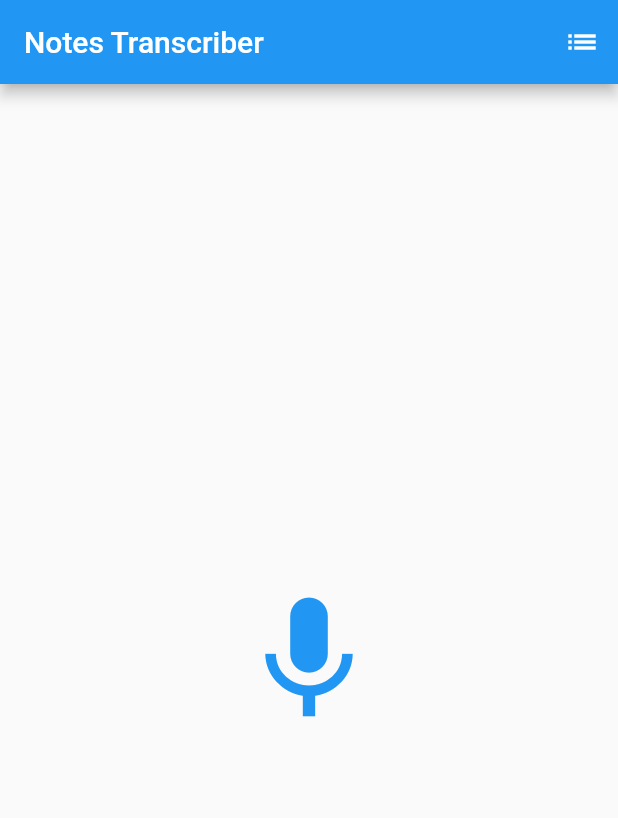
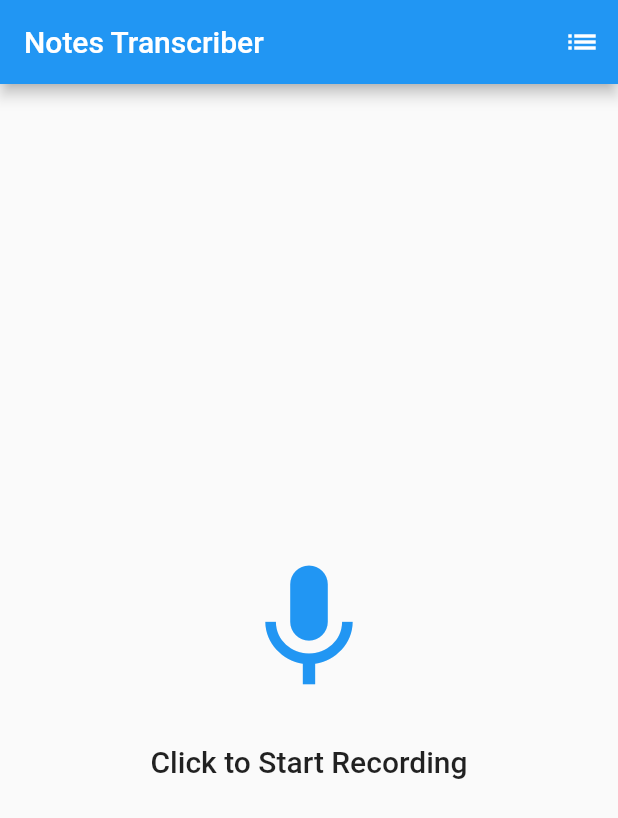
Before and after one commit to rahulroy96/audio-transcribe-ui, a Flutter app: the screen it shows after launch, on a phone screen of 412 x 824 dp. Shown: the top 818 px of the screen. Run offline on Flutter 3.47's test engine with Material 2 defaults, Android fonts, the phone set to English and light mode, and no system bars; our stand-ins replace just_audio, permission_handler; missing offline and left inert: audio_session, flutter_sound.

Commit message:
Added text indicators to the recording screen

```diff
--- a/lib/screens/recorder_screen/recorder_screen.dart
+++ b/lib/screens/recorder_screen/recorder_screen.dart
@@ -139,13 +139,13 @@ class RecordingScreenState extends State<RecordingScreen> {
       print('Transcribed Successfully');
 
       var data = jsonDecode(response.body);
-
+      if (context.mounted) {
         ScaffoldMessenger.of(context).showSnackBar(const SnackBar(
           backgroundColor: Color.fromRGBO(0, 255, 0, 0.5),
           content: Text('Transcribed successfully.'),
           duration: Duration(seconds: 3),
         ));
-
+      }
       setState(() {
         _hasTranscribed = true;
         _transcribedText = data["transcription"];
@@ -156,10 +156,12 @@ class RecordingScreenState extends State<RecordingScreen> {
 
       return true;
     } else {
+      if (context.mounted) {
         ScaffoldMessenger.of(context).showSnackBar(SnackBar(
           content: Text(response.body),
           duration: const Duration(seconds: 3),
         ));
+      }
       setState(() {
         _isUploading = false;
         _hasTranscribed = false;
@@ -167,8 +169,6 @@ class RecordingScreenState extends State<RecordingScreen> {
         _transcriptionId = -13;
       });
 
-      print(response.statusCode);
-      print('Audio Upload Failed');
       return false;
     }
   }
@@ -307,14 +307,52 @@ class RecordingScreenState extends State<RecordingScreen> {
 
     var centeredMic = Expanded(
         child: Center(
-            child: _isUploading
-                ? CircularProgressIndicator() // Show loading spinner when uploading
-                : IconButton(
+            child: Column(
+                mainAxisAlignment: MainAxisAlignment.center,
+                children: <Widget>[
+          if (_isUploading) ...[
+            const CircularProgressIndicator(), // Show loading spinner when uploading
+            const Padding(
+              padding: EdgeInsets.only(top: 20.0),
+              child: Text(
+                'Transcribing...',
+                style: TextStyle(
+                  fontSize: 20.0,
+                  fontWeight: FontWeight.w500,
+                ),
+              ),
+            ),
+          ] else ...[
+            IconButton(
               icon: Icon(_isRecording ? Icons.mic_off : Icons.mic),
               onPressed: _isUploading ? null : _onRecordButtonPressed,
               color: _isRecording ? Colors.red : Colors.blue,
               iconSize: 100,
-                  )));
+            ),
+            if (_isRecording)
+              const Padding(
+                padding: EdgeInsets.only(top: 20.0),
+                child: Text(
+                  'Click to Stop Recording',
+                  style: TextStyle(
+                    fontSize: 20.0,
+                    fontWeight: FontWeight.w500,
+                  ),
+                ),
+              )
+            else
+              const Padding(
+                padding: EdgeInsets.only(top: 20.0),
+                child: Text(
+                  'Click to Start Recording',
+                  style: TextStyle(
+                    fontSize: 20.0,
+                    fontWeight: FontWeight.w500,
+                  ),
+                ),
+              ),
+          ]
+        ])));
 
     return Scaffold(
       appBar: AppBar(
@@ -325,7 +363,8 @@ class RecordingScreenState extends State<RecordingScreen> {
             onPressed: () {
               Navigator.pushReplacement(
                 context,
-                MaterialPageRoute(builder: (context) => RecordingsListPage()),
+                MaterialPageRoute(
+                    builder: (context) => const RecordingsListPage()),
               );
             },
           ),
```
Lines whose indentation alone changed are shown as unchanged.
